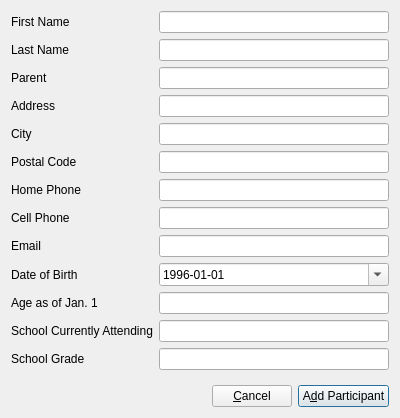
Old version of the form Forms/ui_addSoloParticipantDialog.ui in the repository diana134/afs.
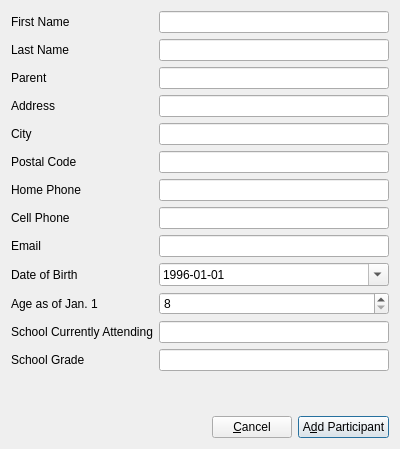
New version of the form.

Patch:
```diff
--- a/Forms/ui_addSoloParticipantDialog.ui
+++ b/Forms/ui_addSoloParticipantDialog.ui
@@ -10,7 +10,7 @@
     <x>0</x>
     <y>0</y>
     <width>400</width>
-    <height>418</height>
+    <height>449</height>
    </rect>
   </property>
   <property name="windowTitle">
@@ -209,13 +209,6 @@
      <item row="2" column="1">
       <widget class="QLineEdit" name="parentLineEdit"/>
      </item>
-     <item row="10" column="1">
-      <widget class="QLineEdit" name="ageLineEdit">
-       <property name="enabled">
-        <bool>true</bool>
-       </property>
-      </widget>
-     </item>
      <item row="12" column="0">
       <widget class="QLabel" name="schoolGradeLabel">
        <property name="text">
@@ -226,6 +219,13 @@
      <item row="12" column="1">
       <widget class="QLineEdit" name="schoolGradeLineEdit"/>
      </item>
+     <item row="10" column="1">
+      <widget class="QSpinBox" name="ageSpinBox">
+       <property name="minimum">
+        <number>8</number>
+       </property>
+      </widget>
+     </item>
     </layout>
    </item>
   </layout>
```
Left out of the diff: 1 changed line with no effect on the pictures.
